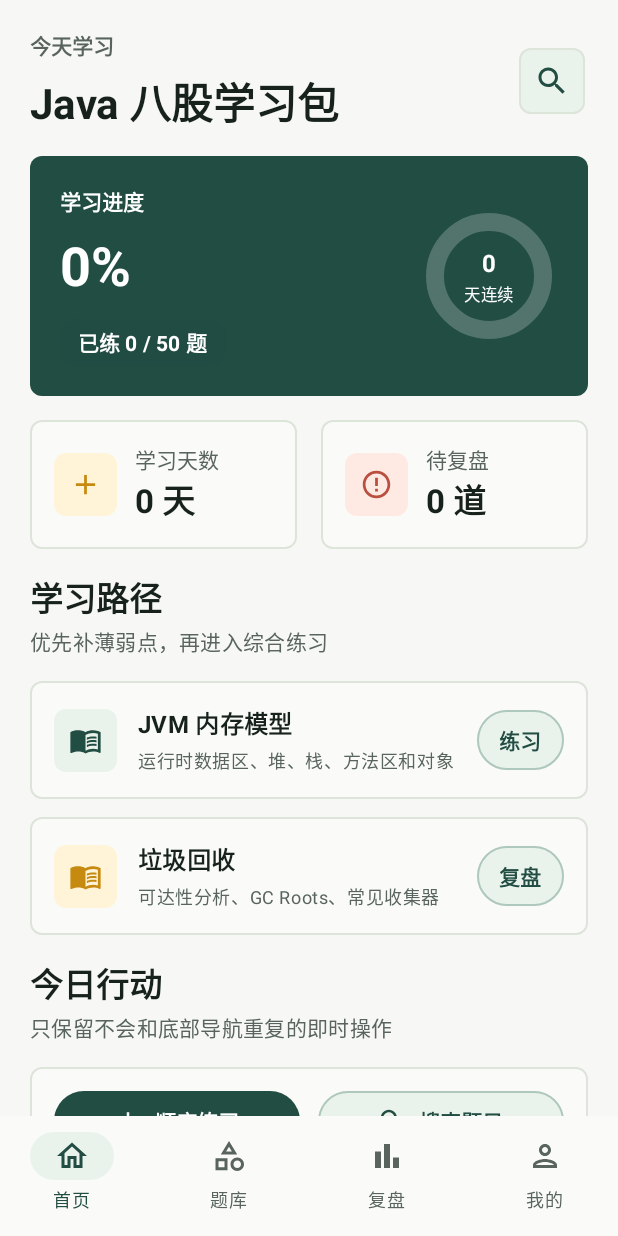
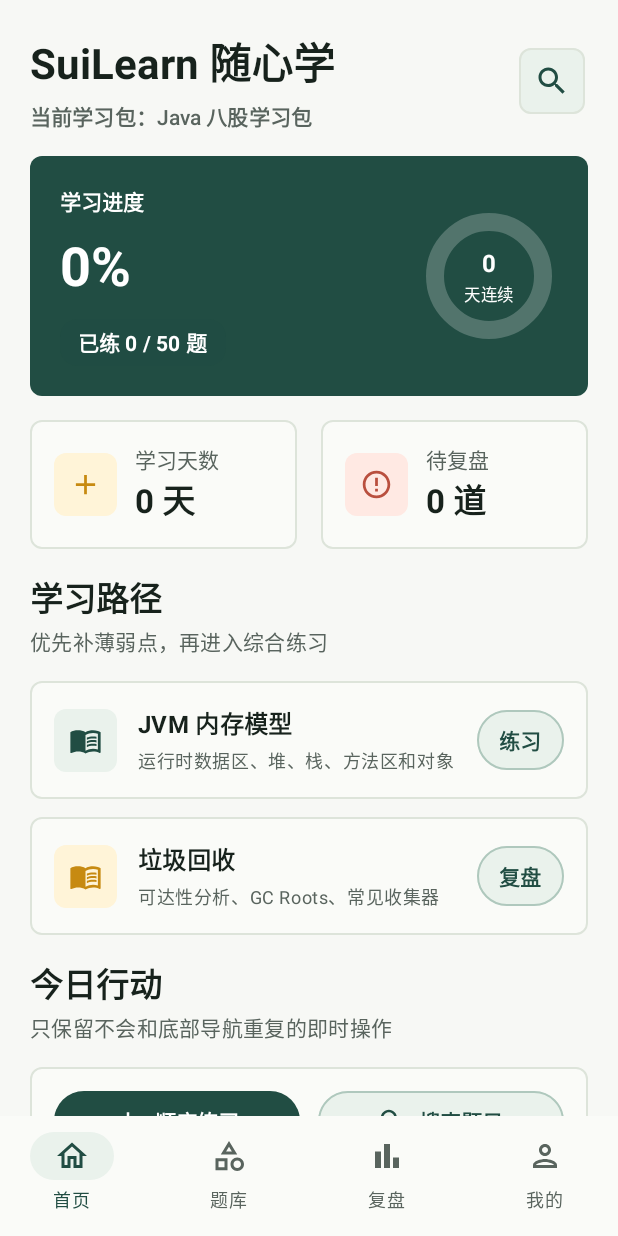
Before and after one commit to kgwhy/SuiLearn, an Android app built with Jetpack Compose: the screen it shows after launch (MainActivity), on a phone screen of 412 x 824 dp. Run offline under Robolectric (Android 15) with nearby library versions, the light colour scheme and no system bars; our stand-ins replace Room's generated code.

Commit message:
feat: 完善 AI First PRD 与首页体验
变更摘要：
- 按 AI First 文档架构重构 PRD、提案流程和 to-prd 技能说明
- 更新 Android 首页学习包信息层级，新增应用图标资源并接入 Manifest

验证：
- git diff --check
- .\\gradlew.bat :app:testDebugUnitTest --no-daemon --console=plain：BUILD SUCCESSFUL
- .\\gradlew.bat :app:assembleDebug --no-daemon --console=plain：BUILD SUCCESSFUL

风险与备注：
- 提交包含本轮会话中的所有暂存改动，Git 输出持续提示用户级 ignore 文件权限与换行转换警告

```diff
--- a/apps/android/src/main/AndroidManifest.xml
+++ b/apps/android/src/main/AndroidManifest.xml
@@ -2,8 +2,9 @@
     <application
         android:name=".SuiLearnApp"
         android:allowBackup="true"
-        android:icon="@android:drawable/sym_def_app_icon"
+        android:icon="@mipmap/ic_launcher"
         android:label="@string/app_name"
+        android:roundIcon="@mipmap/ic_launcher"
         android:supportsRtl="true"
         android:theme="@style/Theme.SuiLearn">
         <activity
--- a/apps/android/src/main/java/com/suilearn/feature/home/HomeScreen.kt
+++ b/apps/android/src/main/java/com/suilearn/feature/home/HomeScreen.kt
@@ -142,6 +142,8 @@ fun HomeScreen(
 
 @Composable
 private fun HomeHeader(summary: HomeSummary?, onOpenSearch: () -> Unit) {
+    val currentPackText = summary?.studyPack?.name?.let { "当前学习包：$it" } ?: "当前学习包加载中..."
+
     Row(
         modifier = Modifier.fillMaxWidth(),
         horizontalArrangement = Arrangement.SpaceBetween,
@@ -149,16 +151,16 @@ private fun HomeHeader(summary: HomeSummary?, onOpenSearch: () -> Unit) {
     ) {
         Column(verticalArrangement = Arrangement.spacedBy(6.dp)) {
             Text(
-                text = summary?.todayTitle ?: "今天继续",
+                text = "SuiLearn 随心学",
+                style = MaterialTheme.typography.headlineMedium,
+                fontWeight = FontWeight.Bold,
+                color = MaterialTheme.colorScheme.onSurface,
+            )
+            Text(
+                text = currentPackText,
                 style = MaterialTheme.typography.labelLarge,
                 fontWeight = FontWeight.SemiBold,
                 color = MaterialTheme.colorScheme.onSurfaceVariant,
-            )
-            Text(
-                text = summary?.studyPack?.name ?: "SuiLearn 学习",
-                style = MaterialTheme.typography.headlineMedium,
-                fontWeight = FontWeight.Bold,
-                color = MaterialTheme.colorScheme.onSurface,
             )
         }
         Surface(
```
Also changed, not shown: apps/android/src/main/res/mipmap-hdpi/ic_launcher.png (added), apps/android/src/main/res/mipmap-mdpi/ic_launcher.png (added), apps/android/src/main/res/mipmap-xhdpi/ic_launcher.png (added), apps/android/src/main/res/mipmap-xxhdpi/ic_launcher.png (added), apps/android/src/main/res/mipmap-xxxhdpi/ic_launcher.png (added), 11 other files.
